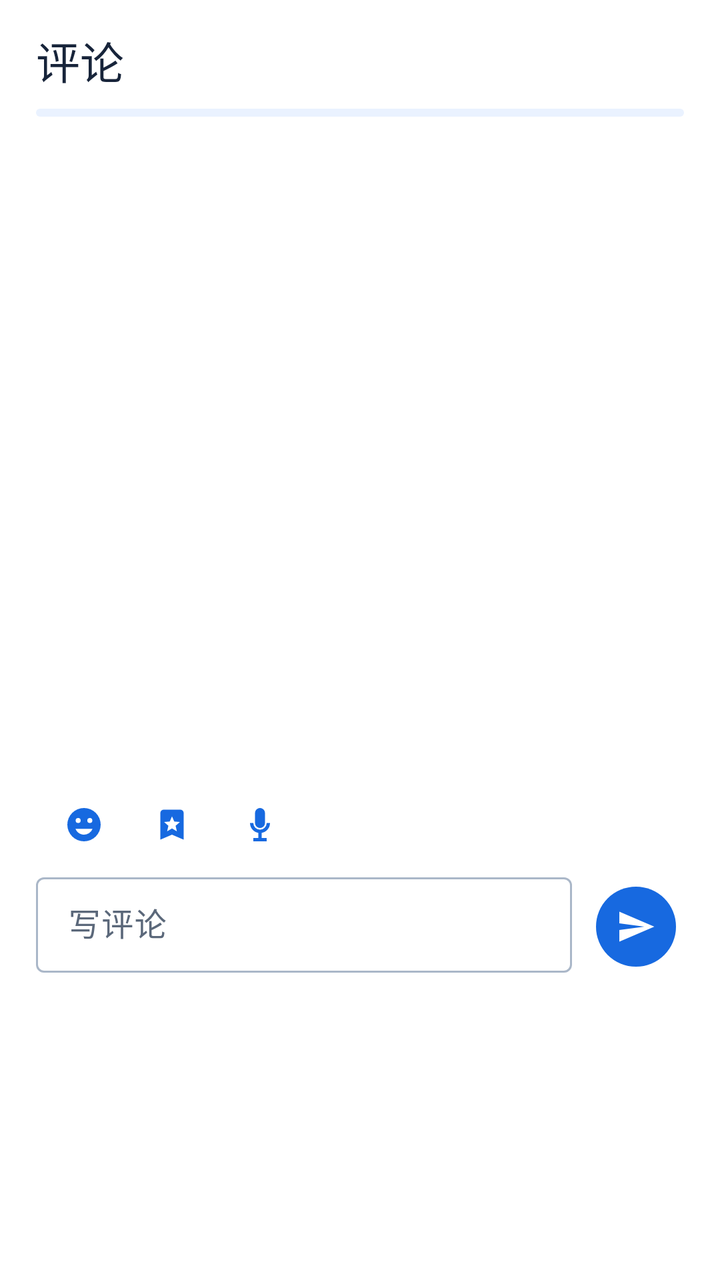
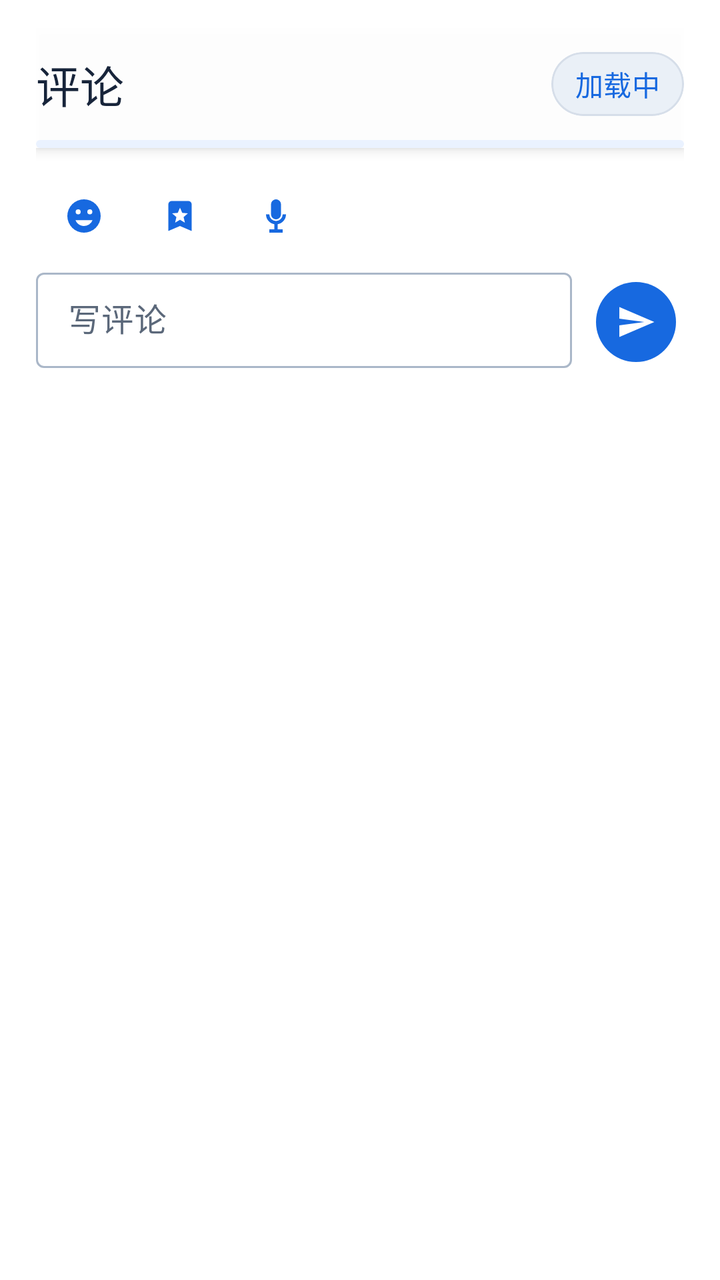

Compare the two renders of this Android layout. The source of the first and the diff that turns it into the second are given below.
<!-- AndroidManifest.xml: application theme Theme.Yiyunying -->
<!-- res/layout/sheet_moment_comments.xml -->
<?xml version="1.0" encoding="utf-8"?>
<LinearLayout xmlns:android="http://schemas.android.com/apk/res/android"
    xmlns:app="http://schemas.android.com/apk/res-auto"
    android:layout_width="match_parent"
    android:layout_height="wrap_content"
    android:background="@color/glass_surface_strong"
    android:orientation="vertical"
    android:paddingStart="18dp"
    android:paddingTop="14dp"
    android:paddingEnd="18dp"
    android:paddingBottom="18dp">

    <TextView
        android:id="@+id/titleText"
        android:layout_width="match_parent"
        android:layout_height="wrap_content"
        android:text="评论"
        android:textAppearance="@style/TextAppearance.Material3.TitleLarge"
        android:textColor="@color/on_surface" />

    <com.google.android.material.progressindicator.LinearProgressIndicator
        android:id="@+id/progress"
        android:layout_width="match_parent"
        android:layout_height="4dp"
        android:layout_marginTop="8dp"
        android:indeterminate="true" />

    <androidx.core.widget.NestedScrollView
        android:id="@+id/commentsScroll"
        android:layout_width="match_parent"
        android:layout_height="320dp"
        android:layout_marginTop="8dp"
        android:fillViewport="true">

        <LinearLayout
            android:id="@+id/commentsContainer"
            android:layout_width="match_parent"
            android:layout_height="wrap_content"
            android:orientation="vertical" />
    </androidx.core.widget.NestedScrollView>

    <TextView
        android:id="@+id/replyHint"
        android:layout_width="match_parent"
        android:layout_height="wrap_content"
        android:layout_marginTop="6dp"
        android:textAppearance="@style/TextAppearance.Material3.LabelMedium"
        android:textColor="?attr/colorPrimary"
        android:visibility="gone" />

    <LinearLayout
        android:layout_width="match_parent"
        android:layout_height="44dp"
        android:layout_marginTop="4dp"
        android:gravity="center_vertical"
        android:orientation="horizontal">

        <com.google.android.material.button.MaterialButton
            android:id="@+id/emojiButton"
            style="@style/Widget.Material3.Button.IconButton"
            android:layout_width="44dp"
            android:layout_height="44dp"
            android:contentDescription="选择 Emoji"
            app:icon="@drawable/ic_emoji" />

        <com.google.android.material.button.MaterialButton
            android:id="@+id/stickerButton"
            style="@style/Widget.Material3.Button.IconButton"
            android:layout_width="44dp"
            android:layout_height="44dp"
            android:contentDescription="选择表情包"
            app:icon="@drawable/ic_favorite" />

        <com.google.android.material.button.MaterialButton
            android:id="@+id/voiceButton"
            style="@style/Widget.Material3.Button.IconButton"
            android:layout_width="44dp"
            android:layout_height="44dp"
            android:contentDescription="录制语音评论"
            app:icon="@drawable/ic_mic" />
    </LinearLayout>

    <LinearLayout
        android:id="@+id/voiceStatusRow"
        android:layout_width="match_parent"
        android:layout_height="44dp"
        android:layout_marginBottom="6dp"
        android:background="@color/surface_container"
        android:gravity="center_vertical"
        android:orientation="horizontal"
        android:paddingStart="12dp"
        android:visibility="gone">

        <TextView
            android:id="@+id/voiceStatus"
            android:layout_width="0dp"
            android:layout_height="wrap_content"
            android:layout_weight="1"
            android:maxLines="1"
            android:text="录音中 00:00，再点麦克风完成"
            android:textAppearance="@style/TextAppearance.Material3.BodyMedium"
            android:textColor="@color/on_surface" />

        <com.google.android.material.button.MaterialButton
            android:id="@+id/voiceClearButton"
            style="@style/Widget.Material3.Button.IconButton"
            android:layout_width="44dp"
            android:layout_height="44dp"
            android:contentDescription="删除待发送语音"
            android:visibility="gone"
            app:icon="@drawable/ic_close" />
    </LinearLayout>

    <ScrollView
        android:id="@+id/emojiPanel"
        android:layout_width="match_parent"
        android:layout_height="132dp"
        android:layout_marginBottom="6dp"
        android:background="@color/surface_container"
        android:fillViewport="true"
        android:visibility="gone">

        <GridLayout
            android:id="@+id/emojiGrid"
            android:layout_width="match_parent"
            android:layout_height="wrap_content"
            android:columnCount="7"
            android:padding="4dp" />
    </ScrollView>

    <LinearLayout
        android:layout_width="match_parent"
        android:layout_height="wrap_content"
        android:gravity="bottom"
        android:orientation="horizontal">

        <com.google.android.material.textfield.TextInputLayout
            style="@style/Widget.Material3.TextInputLayout.OutlinedBox.Dense"
            android:layout_width="0dp"
            android:layout_height="wrap_content"
            android:layout_weight="1"
            android:hint="写评论">

            <com.google.android.material.textfield.TextInputEditText
                android:id="@+id/commentInput"
                android:layout_width="match_parent"
                android:layout_height="wrap_content"
                android:imeOptions="actionSend"
                android:inputType="textCapSentences|textMultiLine"
                android:maxLength="2000"
                android:maxLines="4" />
        </com.google.android.material.textfield.TextInputLayout>

        <com.google.android.material.button.MaterialButton
            android:id="@+id/sendButton"
            style="@style/Widget.Material3.Button.IconButton.Filled"
            android:layout_width="48dp"
            android:layout_height="48dp"
            android:layout_marginStart="8dp"
            android:contentDescription="发送评论"
            app:icon="@drawable/ic_send" />
    </LinearLayout>
</LinearLayout>
<!-- resources referenced by this layout -->
<resources>
  <color name="glass_surface_strong">#F5FFFFFF</color>
  <color name="on_surface">#17243A</color>
  <color name="surface_container">#F5F8FC</color>
  <!-- drawable ic_close (drawable) -->
  <vector xmlns:android="http://schemas.android.com/apk/res/android"
      android:width="24dp" android:height="24dp" android:viewportWidth="24" android:viewportHeight="24">
      <path android:fillColor="@android:color/white" android:pathData="M18.3,5.71L12,12l6.3,6.29 -1.42,1.42L10.59,13.41 4.29,19.71 2.88,18.29 9.17,12 2.88,5.71 4.29,4.29 10.59,10.59 16.88,4.29z" />
  </vector>
  <!-- drawable ic_emoji (drawable) -->
  <vector xmlns:android="http://schemas.android.com/apk/res/android" android:width="24dp" android:height="24dp" android:viewportWidth="24" android:viewportHeight="24">
      <path android:fillColor="@color/on_surface_variant" android:pathData="M12,2a10,10 0,1 0,0 20,10 10,0 0,0 0,-20zM8.5,8A1.5,1.5 0,1 1,7 9.5,1.5 1.5,0 0,1 8.5,8zm7,0A1.5,1.5 0,1 1,14 9.5,1.5 1.5,0 0,1 15.5,8zM12,18c-2.33,0 -4.31,-1.46 -5.11,-3.5h10.22A5.5,5.5 0,0 1,12 18z" />
  </vector>
  <!-- drawable ic_favorite (drawable) -->
  <vector xmlns:android="http://schemas.android.com/apk/res/android" android:width="24dp" android:height="24dp" android:viewportWidth="24" android:viewportHeight="24">
      <path android:fillColor="@color/on_surface_variant" android:pathData="M17,3H7a2,2 0,0 0,-2 2v16l7,-3 7,3V5a2,2 0,0 0,-2 -2zm-5,11.25L9.06,16l0.78,-3.34L7.25,10.4l3.41,-0.29L12,7l1.34,3.11 3.41,0.29 -2.59,2.26L14.94,16 12,14.25z" />
  </vector>
  <!-- drawable ic_mic (drawable) -->
  <vector xmlns:android="http://schemas.android.com/apk/res/android" android:width="24dp" android:height="24dp" android:viewportWidth="24" android:viewportHeight="24">
      <path android:fillColor="@color/on_surface_variant" android:pathData="M12,14a3,3 0,0 0,3 -3V5a3,3 0,0 0,-6 0v6a3,3 0,0 0,3 3zM18,11a6,6 0,0 1,-5 5.91V20h3v2H8v-2h3v-3.09A6,6 0,0 1,6 11h2a4,4 0,0 0,8 0h2z" />
  </vector>
  <!-- drawable ic_send (drawable) -->
  <vector xmlns:android="http://schemas.android.com/apk/res/android" android:width="24dp" android:height="24dp" android:viewportWidth="24" android:viewportHeight="24">
      <path android:fillColor="?attr/colorOnPrimary" android:pathData="M2.01,21L23,12 2.01,3 2,10l15,2 -15,2z" />
  </vector>
  <style name="Theme.Yiyunying" parent="Theme.Yiyunying.Base" />
  <color name="on_surface_variant">#5B687A</color>
  <color name="primary">#1769E0</color>
  <color name="on_primary">#FFFFFF</color>
  <color name="primary_container">#E8F1FF</color>
  <color name="on_primary_container">#123A72</color>
  <color name="secondary">#4B78B8</color>
  <color name="on_secondary">#FFFFFF</color>
  <color name="secondary_container">#EAF2FF</color>
  <color name="tertiary">#476DA5</color>
  <color name="error">#BA1A1A</color>
  <color name="surface">#FFFFFF</color>
  <color name="outline">#AAB7C8</color>
  <style name="Widget.Yiyunying.Card" parent="Widget.Material3.CardView.Elevated">
          <item name="cardCornerRadius">8dp</item>
          <item name="cardElevation">1dp</item>
          <item name="cardBackgroundColor">@color/glass_surface</item>
          <item name="strokeColor">@color/glass_outline</item>
          <item name="strokeWidth">1dp</item>
      </style>
  <style name="Widget.Yiyunying.Button" parent="Widget.Material3.Button">
          <item name="cornerRadius">8dp</item>
          <item name="android:minHeight">48dp</item>
          <item name="android:textAllCaps">false</item>
      </style>
  <color name="glass_surface">#E8FFFFFF</color>
  <color name="glass_outline">#80C4CFDD</color>
  <!-- unchanged entries left out for length: 1 -->
</resources>

<!-- the commit's change to res/layout/sheet_moment_comments.xml (unified diff, before → after) -->
@@ -10,27 +10,69 @@
     android:paddingEnd="18dp"
     android:paddingBottom="18dp">
 
-    <TextView
-        android:id="@+id/titleText"
-        android:layout_width="match_parent"
-        android:layout_height="wrap_content"
-        android:text="评论"
-        android:textAppearance="@style/TextAppearance.Material3.TitleLarge"
-        android:textColor="@color/on_surface" />
-
-    <com.google.android.material.progressindicator.LinearProgressIndicator
-        android:id="@+id/progress"
-        android:layout_width="match_parent"
-        android:layout_height="4dp"
-        android:layout_marginTop="8dp"
-        android:indeterminate="true" />
+    <FrameLayout
+        android:id="@+id/commentsStickyHeader"
+        android:layout_width="match_parent"
+        android:layout_height="60dp"
+        android:background="@color/glass_surface_strong"
+        android:elevation="4dp">
+
+        <LinearLayout
+            android:layout_width="match_parent"
+            android:layout_height="56dp"
+            android:gravity="center_vertical"
+            android:orientation="horizontal">
+
+            <TextView
+                android:id="@+id/titleText"
+                android:layout_width="0dp"
+                android:layout_height="wrap_content"
+                android:layout_weight="1"
+                android:includeFontPadding="false"
+                android:text="评论"
+                android:textAppearance="@style/TextAppearance.Material3.TitleLarge"
+                android:textColor="@color/on_surface" />
+
+            <com.google.android.material.card.MaterialCardView
+                android:layout_width="wrap_content"
+                android:layout_height="32dp"
+                app:cardBackgroundColor="@color/surface_container_high"
+                app:cardCornerRadius="16dp"
+                app:cardElevation="0dp"
+                app:strokeColor="@color/outline_variant"
+                app:strokeWidth="1dp">
+
+                <TextView
+                    android:id="@+id/commentCountText"
+                    android:layout_width="wrap_content"
+                    android:layout_height="match_parent"
+                    android:gravity="center"
+                    android:includeFontPadding="false"
+                    android:maxLines="1"
+                    android:minWidth="56dp"
+                    android:paddingStart="12dp"
+                    android:paddingEnd="12dp"
+                    android:text="加载中"
+                    android:textAppearance="@style/TextAppearance.Material3.LabelLarge"
+                    android:textColor="?attr/colorPrimary" />
+            </com.google.android.material.card.MaterialCardView>
+        </LinearLayout>
+
+        <com.google.android.material.progressindicator.LinearProgressIndicator
+            android:id="@+id/progress"
+            android:layout_width="match_parent"
+            android:layout_height="4dp"
+            android:layout_gravity="bottom"
+            android:indeterminate="true" />
+    </FrameLayout>
 
     <androidx.core.widget.NestedScrollView
         android:id="@+id/commentsScroll"
         android:layout_width="match_parent"
-        android:layout_height="320dp"
-        android:layout_marginTop="8dp"
-        android:fillViewport="true">
+        android:layout_height="wrap_content"
+        android:layout_marginTop="6dp"
+        android:fillViewport="false"
+        android:overScrollMode="ifContentScrolls">
 
         <LinearLayout
             android:id="@+id/commentsContainer"
@@ -50,7 +92,7 @@
 
     <LinearLayout
         android:layout_width="match_parent"
-        android:layout_height="44dp"
+        android:layout_height="48dp"
         android:layout_marginTop="4dp"
         android:gravity="center_vertical"
         android:orientation="horizontal">
@@ -58,58 +100,102 @@
         <com.google.android.material.button.MaterialButton
             android:id="@+id/emojiButton"
             style="@style/Widget.Material3.Button.IconButton"
-            android:layout_width="44dp"
-            android:layout_height="44dp"
+            android:layout_width="48dp"
+            android:layout_height="48dp"
             android:contentDescription="选择 Emoji"
             app:icon="@drawable/ic_emoji" />
 
         <com.google.android.material.button.MaterialButton
             android:id="@+id/stickerButton"
             style="@style/Widget.Material3.Button.IconButton"
-            android:layout_width="44dp"
-            android:layout_height="44dp"
+            android:layout_width="48dp"
+            android:layout_height="48dp"
             android:contentDescription="选择表情包"
             app:icon="@drawable/ic_favorite" />
 
         <com.google.android.material.button.MaterialButton
             android:id="@+id/voiceButton"
             style="@style/Widget.Material3.Button.IconButton"
-            android:layout_width="44dp"
-            android:layout_height="44dp"
+            android:layout_width="48dp"
+            android:layout_height="48dp"
             android:contentDescription="录制语音评论"
             app:icon="@drawable/ic_mic" />
     </LinearLayout>
 
-    <LinearLayout
+    <com.google.android.material.card.MaterialCardView
         android:id="@+id/voiceStatusRow"
         android:layout_width="match_parent"
-        android:layout_height="44dp"
+        android:layout_height="wrap_content"
+        android:layout_marginTop="2dp"
         android:layout_marginBottom="6dp"
-        android:background="@color/surface_container"
-        android:gravity="center_vertical"
-        android:orientation="horizontal"
-        android:paddingStart="12dp"
-        android:visibility="gone">
-
-        <TextView
-            android:id="@+id/voiceStatus"
-            android:layout_width="0dp"
-            android:layout_height="wrap_content"
-            android:layout_weight="1"
-            android:maxLines="1"
-            android:text="录音中 00:00，再点麦克风完成"
-            android:textAppearance="@style/TextAppearance.Material3.BodyMedium"
-            android:textColor="@color/on_surface" />
-
-        <com.google.android.material.button.MaterialButton
-            android:id="@+id/voiceClearButton"
-            style="@style/Widget.Material3.Button.IconButton"
-            android:layout_width="44dp"
-            android:layout_height="44dp"
-            android:contentDescription="删除待发送语音"
-            android:visibility="gone"
-            app:icon="@drawable/ic_close" />
-    </LinearLayout>
+        android:visibility="gone"
+        app:cardBackgroundColor="@color/surface_container_high"
+        app:cardCornerRadius="8dp"
+        app:cardElevation="0dp"
+        app:strokeColor="@color/outline_variant"
+        app:strokeWidth="1dp">
+
+        <LinearLayout
+            android:layout_width="match_parent"
+            android:layout_height="wrap_content"
+            android:gravity="center_vertical"
+            android:minHeight="64dp"
+            android:orientation="horizontal"
+            android:paddingStart="12dp"
+            android:paddingTop="8dp"
+            android:paddingBottom="8dp">
+
+            <androidx.appcompat.widget.AppCompatImageView
+                android:id="@+id/voiceStatusIcon"
+                android:layout_width="40dp"
+                android:layout_height="40dp"
+                android:contentDescription="语音评论状态"
+                android:padding="9dp"
+                android:src="@drawable/ic_mic"
+                app:tint="?attr/colorPrimary" />
+
+            <LinearLayout
+                android:layout_width="0dp"
+                android:layout_height="wrap_content"
+                android:layout_marginStart="8dp"
+                android:layout_weight="1"
+                android:orientation="vertical">
+
+                <TextView
+                    android:id="@+id/voiceStatusTitle"
+                    android:layout_width="match_parent"
+                    android:layout_height="wrap_content"
+                    android:includeFontPadding="false"
+                    android:maxLines="1"
+                    android:text="正在录音"
+                    android:textAppearance="@style/TextAppearance.Material3.TitleSmall"
+                    android:textColor="@color/on_surface" />
+
+                <TextView
+                    android:id="@+id/voiceStatus"
+                    android:layout_width="match_parent"
+                    android:layout_height="wrap_content"
+                    android:layout_marginTop="2dp"
+                    android:includeFontPadding="false"
+                    android:maxLines="2"
+                    android:text="00:00 · 点击麦克风完成"
+                    android:textAppearance="@style/TextAppearance.Material3.BodySmall"
+                    android:textColor="@color/on_surface_variant" />
+            </LinearLayout>
+
+            <com.google.android.material.button.MaterialButton
+                android:id="@+id/voiceClearButton"
+                style="@style/Widget.Material3.Button.IconButton"
+                android:layout_width="48dp"
+                android:layout_height="48dp"
+                android:contentDescription="取消录音"
+                android:insetLeft="0dp"
+                android:insetTop="0dp"
+                android:insetRight="0dp"
+                android:insetBottom="0dp"
+                app:icon="@drawable/ic_close" />
+        </LinearLayout>
+    </com.google.android.material.card.MaterialCardView>
 
     <ScrollView
         android:id="@+id/emojiPanel"
<!-- resource entries referenced after the edit -->
@@ -3,6 +3,7 @@
   <color name="glass_surface_strong">#F5FFFFFF</color>
   <color name="on_surface">#17243A</color>
   <color name="surface_container">#F5F8FC</color>
+  <color name="surface_container_high">#EAF0F7</color>
   <!-- drawable ic_close (drawable) -->
   <vector xmlns:android="http://schemas.android.com/apk/res/android"
       android:width="24dp" android:height="24dp" android:viewportWidth="24" android:viewportHeight="24">
@@ -26,6 +27,7 @@
   </vector>
   <style name="Theme.Yiyunying" parent="Theme.Yiyunying.Base" />
   <color name="on_surface_variant">#5B687A</color>
+  <color name="outline_variant">#D6DEE9</color>
   <color name="primary">#1769E0</color>
   <color name="on_primary">#FFFFFF</color>
   <color name="primary_container">#E8F1FF</color>
